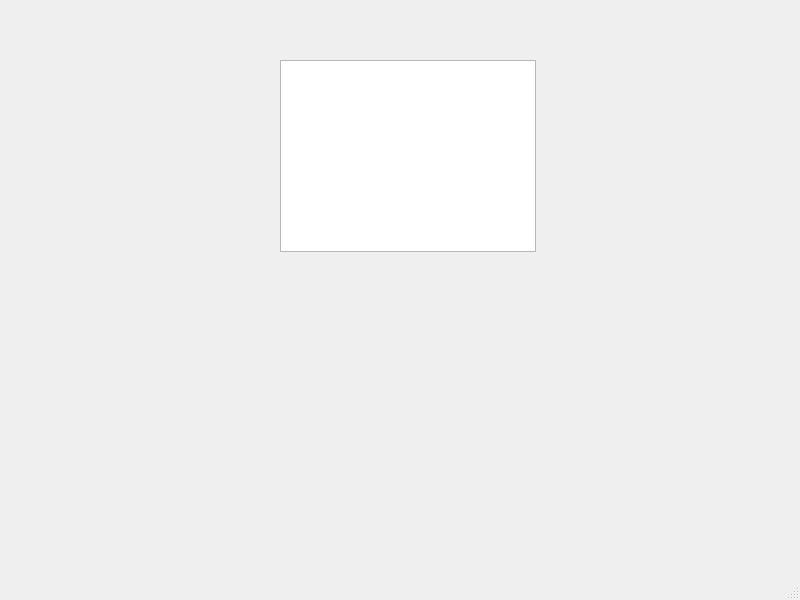
Old version of the form recipeview.ui in the repository RoryStaehelin/cs4076_Project.
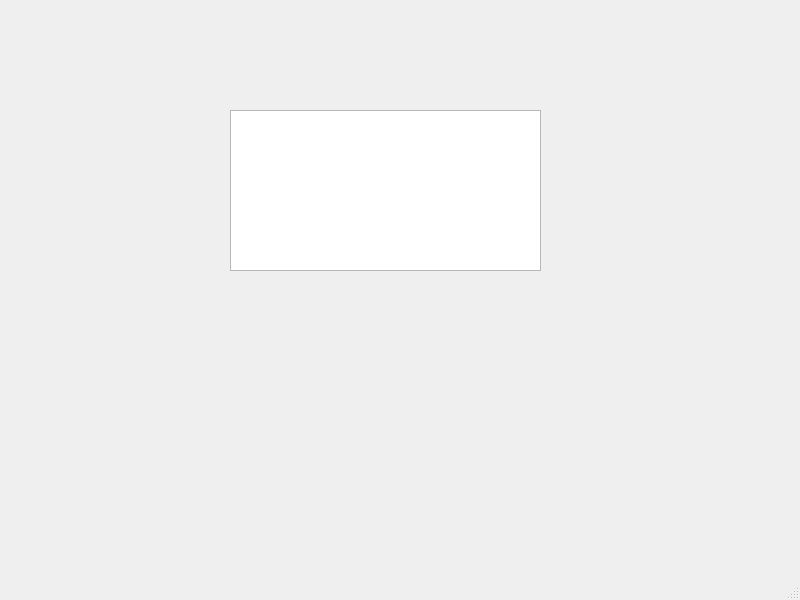
New version of the form.

The edit to the form file:
```diff
--- a/recipeview.ui
+++ b/recipeview.ui
@@ -14,13 +14,13 @@
    <string>MainWindow</string>
   </property>
   <widget class="QWidget" name="centralwidget">
-   <widget class="QListWidget" name="listWidget">
+   <widget class="QPlainTextEdit" name="plainTextEdit">
     <property name="geometry">
      <rect>
-      <x>280</x>
-      <y>60</y>
-      <width>256</width>
-      <height>192</height>
+      <x>230</x>
+      <y>110</y>
+      <width>311</width>
+      <height>161</height>
      </rect>
     </property>
    </widget>
```
